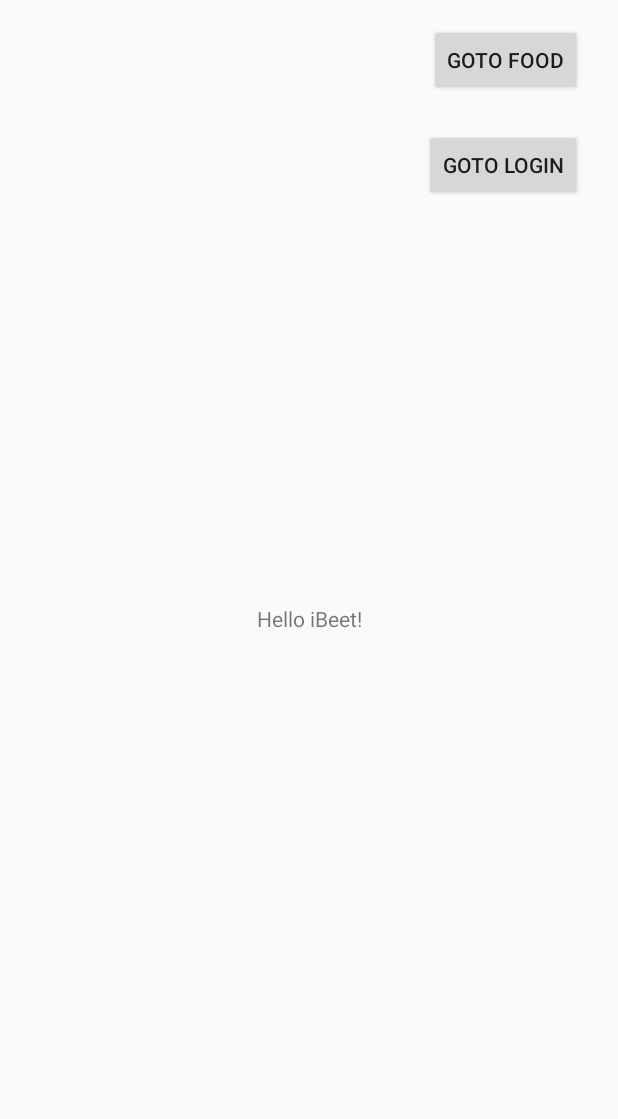
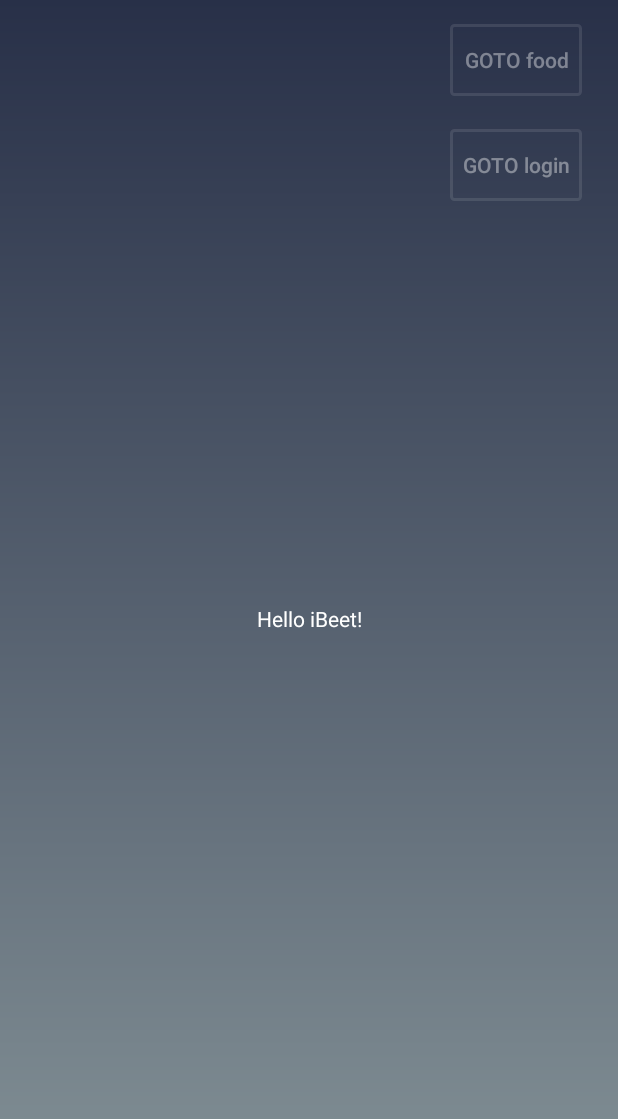
Before and after one commit to benjambo/iBeet, an Android app: the MainActivity screen opened directly, with no data from a screen before it, on a phone screen of 412 x 824 dp. Shown: the top 1119 px of the screen. Run offline under Robolectric (Android 15) with nearby library versions, the phone set to English and light mode, and no system bars.

Commit message:
Publishing login version and fixed food

```diff
--- a/app/src/main/AndroidManifest.xml
+++ b/app/src/main/AndroidManifest.xml
@@ -16,6 +16,7 @@
                 <category android:name="android.intent.category.LAUNCHER" />
             </intent-filter>
         </activity>
+        <activity
             android:name=".FoodActivity"
             android:parentActivityName=".MainActivity" />
         <activity android:name=".MainActivity"></activity>
--- a/app/src/main/res/layout/activity_main.xml
+++ b/app/src/main/res/layout/activity_main.xml
@@ -4,12 +4,14 @@
     xmlns:tools="http://schemas.android.com/tools"
     android:layout_width="match_parent"
     android:layout_height="match_parent"
+    android:background="@drawable/login_background"
     tools:context=".MainActivity">
 
     <TextView
         android:layout_width="wrap_content"
         android:layout_height="wrap_content"
         android:text="@string/hello_ibeet"
+        android:textColor="@color/white"
         app:layout_constraintBottom_toBottomOf="parent"
         app:layout_constraintLeft_toLeftOf="parent"
         app:layout_constraintRight_toRightOf="parent"
@@ -22,6 +24,9 @@
         android:layout_marginTop="16dp"
         android:layout_marginEnd="24dp"
         android:text="GOTO food"
+        android:textColor="@color/login_medium"
+        android:textAllCaps="false"
+        android:background="@drawable/button_background"
         app:layout_constraintEnd_toEndOf="parent"
         app:layout_constraintTop_toTopOf="parent" />
 
@@ -32,6 +37,9 @@
         android:layout_marginTop="70dp"
         android:layout_marginEnd="24dp"
         android:text="GOTO login"
+        android:textColor="@color/login_medium"
+        android:textAllCaps="false"
+        android:background="@drawable/button_background"
         app:layout_constraintEnd_toEndOf="parent"
         app:layout_constraintTop_toTopOf="@id/foodBtn" />
 
--- a/app/src/main/res/values/colors.xml
+++ b/app/src/main/res/values/colors.xml
@@ -1,7 +1,7 @@
 <?xml version="1.0" encoding="utf-8"?>
 <resources>
-    <color name="colorPrimary">#008577</color>
-    <color name="colorPrimaryDark">#00574B</color>
+    <color name="colorPrimary">#859398</color>
+    <color name="colorPrimaryDark">#283048</color>
     <color name="colorAccent">#ffffff</color>
     <color name="dark_blue">#283048</color>
     <color name="grey">#859398</color>
```
